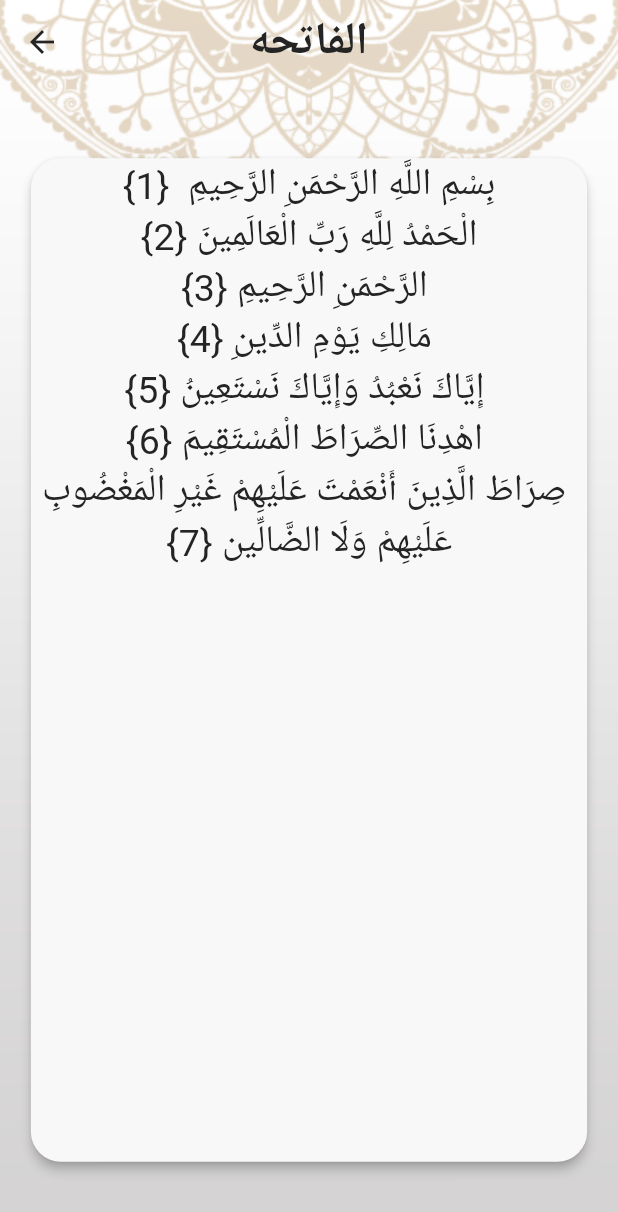
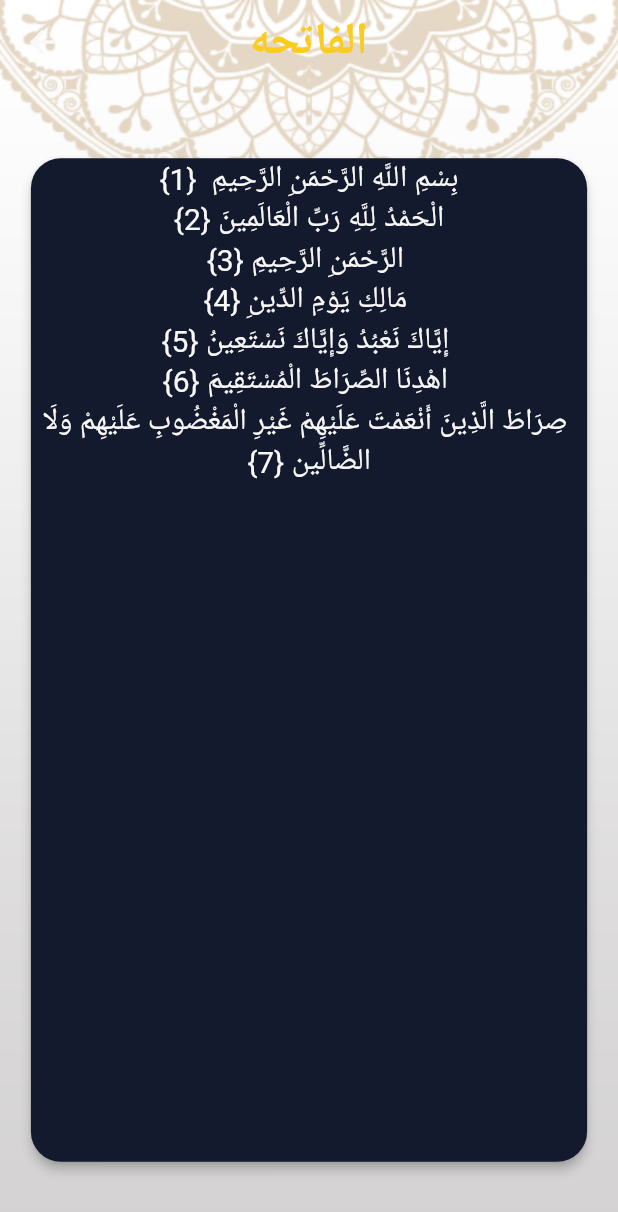
Before and after one commit to imanmahmoud/Islami, a Flutter app: the screen it shows after launch, after a tap on "الفاتحه", on a phone screen of 412 x 824 dp. Shown: the top 1212 px of the screen. Run offline on Flutter 3.47's test engine with Material 2 defaults, Android fonts, the phone set to English and light mode, and no system bars.

Commit message:
finished settings tab. added dark-light theme.

```diff
--- a/lib/home/hadith/hadith_details_screen.dart
+++ b/lib/home/hadith/hadith_details_screen.dart
@@ -31,7 +31,7 @@ class HadithDetailsScreen extends StatelessWidget {
                     child: Text(
                       args.content,
                       textDirection: TextDirection.rtl,
-                      style: Theme.of(context).textTheme.titleSmall,
+                      style: Theme.of(context).textTheme.bodySmall,
                       textAlign: TextAlign.center,
                     ),
                   )),
--- a/lib/home/hadith/hadith_tab.dart
+++ b/lib/home/hadith/hadith_tab.dart
@@ -21,7 +21,7 @@ class _HadithTabState extends State<HadithTab> {
       children: [
         Expanded(flex: 1, child: Image.asset('assets/images/hadith_logo.png')),
         Divider(
-          color: Theme.of(context).primaryColor,
+          /*color: Theme.of(context).dividerColor,*/
           thickness: 3,
         ),
         Text(
@@ -29,7 +29,6 @@ class _HadithTabState extends State<HadithTab> {
           style: Theme.of(context).textTheme.titleMedium,
         ),
         Divider(
-          color: Theme.of(context).primaryColor,
           thickness: 3,
         ),
         Expanded(
@@ -45,7 +44,6 @@ class _HadithTabState extends State<HadithTab> {
                           title: allHadith[index].title,
                           content: allHadith[index].content)),
                   separatorBuilder: (context, index) => Divider(
-                        color: Theme.of(context).primaryColor,
                         thickness: 1,
                         endIndent: 30,
                         indent: 30,
--- a/lib/home/home_screen.dart
+++ b/lib/home/home_screen.dart
@@ -3,6 +3,7 @@ import 'package:islami/home/hadith/hadith_tab.dart';
 import 'package:islami/home/quran/quran_tab.dart';
 import 'package:islami/home/radio/radio_tab.dart';
 import 'package:islami/home/sebha/sebha_tab.dart';
+import 'package:islami/home/settings/settings_tab.dart';
 
 class HomeScreen extends StatefulWidget {
   static const routeName = 'home';
@@ -55,6 +56,8 @@ class _HomeScreenState extends State<HomeScreen> {
                       icon:
                           ImageIcon(AssetImage('assets/images/radio_icon.png')),
                       label: 'Radio'),
+                  BottomNavigationBarItem(
+                      icon: Icon(Icons.settings), label: 'settings')
                 ]),
           ),
           body: tabs[selectedIndex],
@@ -68,5 +71,6 @@ class _HomeScreenState extends State<HomeScreen> {
     HadithTab(),
     SebhaTab(),
     RadioTab(),
+    SettingsTab()
   ];
 }
--- a/lib/home/quran/quran_tab.dart
+++ b/lib/home/quran/quran_tab.dart
@@ -125,7 +125,6 @@ class QuranTab extends StatelessWidget {
       children: [
         Expanded(flex: 1, child: Image.asset('assets/images/quran_logo.png')),
         Divider(
-          color: Theme.of(context).primaryColor,
           thickness: 3,
         ),
         Text(
@@ -133,7 +132,6 @@ class QuranTab extends StatelessWidget {
           style: Theme.of(context).textTheme.titleMedium,
         ),
         Divider(
-          color: Theme.of(context).primaryColor,
           thickness: 3,
         ),
         Expanded(
@@ -142,7 +140,6 @@ class QuranTab extends StatelessWidget {
               itemBuilder: (context, index) =>
                   SuraNameItem(name: suraNames[index], index: index),
               separatorBuilder: (context, index) => Divider(
-                    color: Theme.of(context).primaryColor,
                     thickness: 1,
                     endIndent: 30,
                     indent: 30,
--- a/lib/home/quran/sura_details_item.dart
+++ b/lib/home/quran/sura_details_item.dart
@@ -11,7 +11,7 @@ class SuraDetailsItem extends StatelessWidget {
     return Text(
       '$content {${index + 1}}',
       textDirection: TextDirection.rtl,
-      style: Theme.of(context).textTheme.titleSmall,
+      style: Theme.of(context).textTheme.bodySmall,
       textAlign: TextAlign.center,
     );
   }
--- a/lib/main.dart
+++ b/lib/main.dart
@@ -21,6 +21,8 @@ class MyApp extends StatelessWidget {
       },
       home: HomeScreen(),
       theme: MyTheme.lightTheme,
+      darkTheme: MyTheme.darkTheme,
+      themeMode: ThemeMode.dark,
     );
   }
 }
--- a/lib/my_theme.dart
+++ b/lib/my_theme.dart
@@ -2,11 +2,14 @@ import 'package:flutter/material.dart';
 
 class MyTheme {
   static Color primaryLight = Color(0xffB7935F);
+  static Color primaryDark = Color(0xff141A2E);
   static Color blackColor = Color(0xFF242424);
+  static Color yellowColor = Color(0xffFACC1D);
   static Color whiteColor = Color(0xFFF8F8F8);
 
   static ThemeData lightTheme = ThemeData(
       primaryColor: primaryLight,
+      textSelectionTheme: TextSelectionThemeData(selectionColor: primaryLight),
       scaffoldBackgroundColor: Colors.transparent,
       appBarTheme: AppBarTheme(
           color: Colors.transparent,
@@ -19,7 +22,9 @@ class MyTheme {
           titleMedium: TextStyle(
               color: blackColor, fontSize: 25, fontWeight: FontWeight.w600),
           titleSmall: TextStyle(
-              color: blackColor, fontSize: 25, fontWeight: FontWeight.w400)),
+              color: blackColor, fontSize: 25, fontWeight: FontWeight.w400),
+          bodySmall: TextStyle(
+              color: blackColor, fontSize: 20, fontWeight: FontWeight.w400)),
       bottomNavigationBarTheme: BottomNavigationBarThemeData(
           selectedItemColor: blackColor,
           unselectedIconTheme: IconThemeData(
@@ -30,5 +35,38 @@ class MyTheme {
           color: whiteColor,
           elevation: 3,
           shape:
-              RoundedRectangleBorder(borderRadius: BorderRadius.circular(20))));
+              RoundedRectangleBorder(borderRadius: BorderRadius.circular(20))),
+      dividerColor: primaryLight,
+      bottomSheetTheme: BottomSheetThemeData(backgroundColor: whiteColor));
+  static ThemeData darkTheme = ThemeData(
+      primaryColor: primaryDark,
+      textSelectionTheme: TextSelectionThemeData(selectionColor: yellowColor),
+      scaffoldBackgroundColor: Colors.transparent,
+      appBarTheme: AppBarTheme(
+          color: Colors.transparent,
+          elevation: 0,
+          centerTitle: true,
+          titleTextStyle: TextStyle(
+              color: yellowColor, fontSize: 30, fontWeight: FontWeight.w700),
+          iconTheme: IconThemeData(color: whiteColor)),
+      textTheme: TextTheme(
+          titleMedium: TextStyle(
+              color: whiteColor, fontSize: 25, fontWeight: FontWeight.w600),
+          titleSmall: TextStyle(
+              color: whiteColor, fontSize: 25, fontWeight: FontWeight.w400),
+          bodySmall: TextStyle(
+              color: whiteColor, fontSize: 20, fontWeight: FontWeight.w400)),
+      bottomNavigationBarTheme: BottomNavigationBarThemeData(
+          selectedItemColor: yellowColor,
+          unselectedIconTheme: IconThemeData(
+            size: 35,
+          ),
+          selectedIconTheme: IconThemeData(size: 35)),
+      cardTheme: CardTheme(
+          color: primaryDark,
+          elevation: 3,
+          shape:
+              RoundedRectangleBorder(borderRadius: BorderRadius.circular(20))),
+      dividerColor: yellowColor,
+      bottomSheetTheme: BottomSheetThemeData(backgroundColor: primaryDark));
 }
```
Also changed, not shown: lib/home/settings/language_bottom_sheet.dart (added, +33 -0 lines), lib/home/settings/settings_tab.dart (added, +80 -0 lines), lib/home/settings/theme_bottom_sheet.dart (added, +33 -0 lines).
